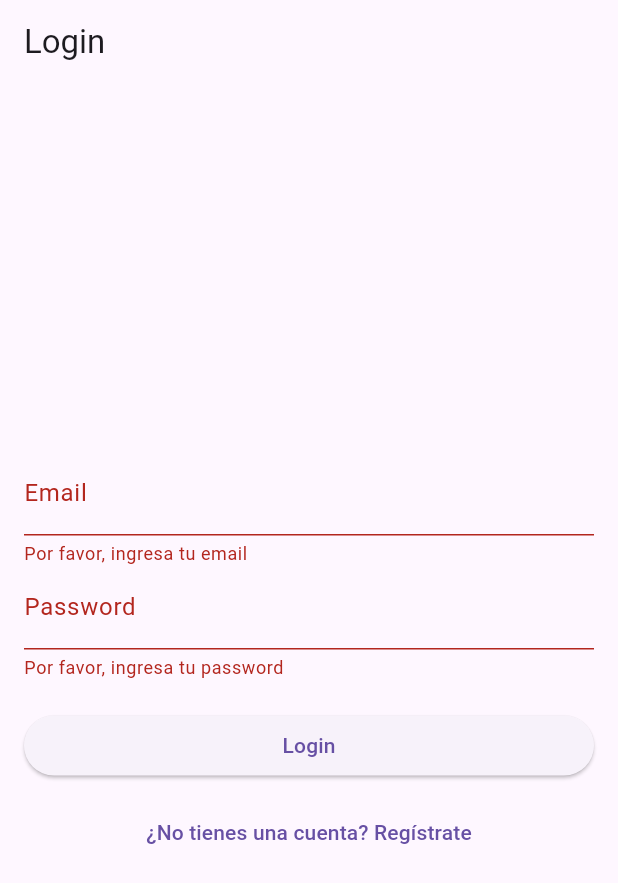
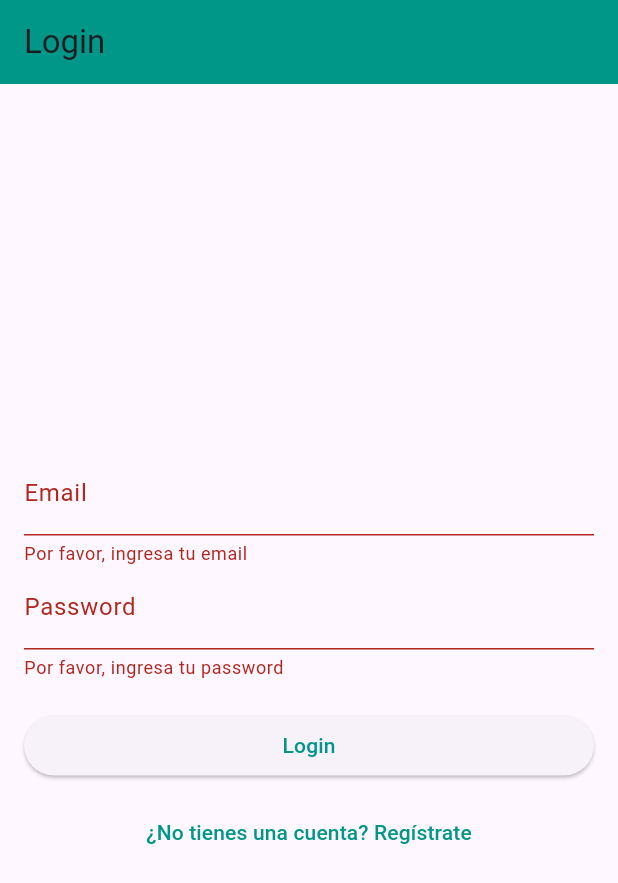
Before and after one commit to DavidFlores79/cleancode_app, a Flutter app: the screen it shows after launch, after a tap on "Login", on a phone screen of 412 x 824 dp. Shown: the top 883 px of the screen. Run offline on Flutter 3.47's test engine with Material 3 defaults, Android fonts, the light colour scheme and no system bars; our stand-ins replace dartz, dio, flutter_bloc, flutter_colorpicker, flutter_secure_storage, get_it and 2 more; network calls fail.

Commit message:
GetIt en lugar de riverpod

```diff
--- a/lib/app.dart
+++ b/lib/app.dart
@@ -1,9 +1,7 @@
 import 'package:flutter/material.dart';
-import 'package:flutter_bloc/flutter_bloc.dart';
-import 'package:flutter_riverpod/flutter_riverpod.dart';
+import 'package:get_it/get_it.dart';
 import 'package:go_router/go_router.dart';
 import 'package:cleancode_app/core/theme/theme_manager.dart';
-import 'package:cleancode_app/features/auth/presentation/bloc/auth_bloc.dart';
 import 'package:cleancode_app/features/auth/presentation/screens/login_screen.dart';
 import 'package:cleancode_app/features/auth/presentation/screens/register_screen.dart';
 import 'package:cleancode_app/features/home/presentation/screens/home_screen.dart';
@@ -42,15 +40,14 @@ final _router = GoRouter(
 );
 
 
-class MyApp extends ConsumerWidget {
-  const MyApp({super.key});
-
+class MyApp extends StatelessWidget {
+  MyApp({super.key});
+ final themeManager = GetIt.I<ThemeManager>();
   @override
-  Widget build(BuildContext context, WidgetRef ref) {
-    final theme = ref.watch(themeProvider);
+  Widget build(BuildContext context) {
     return MaterialApp.router(
       title: 'My App',
-      theme: theme,
+      theme: themeManager.currentTheme,
       routerConfig: _router,
     );
   }
--- a/lib/core/config/api_config.dart
+++ b/lib/core/config/api_config.dart
@@ -1,5 +1,5 @@
 class ApiConfig {
-  static const String baseUrl = 'https://your-api-url.com/api'; // Reemplaza con la URL de tu API
+  static const String baseUrl = 'https://localhost:3001'; // Reemplaza con la URL de tu API
   static const String loginEndpoint = '/auth/login';
   static const String registerEndpoint = '/auth/register';
   static const String productsEndpoint = '/products';
--- a/lib/core/theme/theme_manager.dart
+++ b/lib/core/theme/theme_manager.dart
@@ -1,31 +1,26 @@
 import 'package:flutter/material.dart';
-import 'package:flutter_riverpod/flutter_riverpod.dart';
 import 'package:cleancode_app/core/theme/app_theme.dart';
 
-class ThemeManager extends StateNotifier<ThemeData>{
-  ThemeManager() : super(AppTheme.lightTheme);
+class ThemeManager{
+  ThemeManager() : _isDarkMode = false, _primaryColor = Colors.blue;
 
-  bool _isDarkMode = false;
-  Color _primaryColor = Colors.blue;
+  bool _isDarkMode;
+  Color _primaryColor;
 
-  bool get isDarkMode => _isDarkMode;
+   bool get isDarkMode => _isDarkMode;
   Color get primaryColor => _primaryColor;
+  ThemeData get currentTheme =>  AppTheme.getTheme(_isDarkMode, _primaryColor);
+
 
   void toggleTheme(){
     _isDarkMode = !_isDarkMode;
-    state = AppTheme.getTheme(_isDarkMode, _primaryColor);
   }
 
   void changeColor(Color color){
     _primaryColor = color;
-    state = AppTheme.getTheme(_isDarkMode, _primaryColor);
   }
-
-  void initTheme(bool isDarkMode, Color color) {
-    _isDarkMode = isDarkMode;
-    _primaryColor = color;
-    state = AppTheme.getTheme(_isDarkMode, _primaryColor);
+    void initTheme(bool isDarkMode, Color color) {
+      _isDarkMode = isDarkMode;
+      _primaryColor = color;
   }
 }
-
-final themeProvider = StateNotifierProvider<ThemeManager, ThemeData>((ref) => ThemeManager());
--- a/lib/main.dart
+++ b/lib/main.dart
@@ -1,6 +1,6 @@
 import 'package:flutter/material.dart';
 import 'package:flutter_bloc/flutter_bloc.dart';
-import 'package:flutter_riverpod/flutter_riverpod.dart';
+import 'package:get_it/get_it.dart';
 import 'package:cleancode_app/core/network/dio_client.dart';
 import 'package:cleancode_app/core/theme/theme_manager.dart';
 import 'package:cleancode_app/features/auth/data/datasources/auth_remote_datasource.dart';
@@ -23,45 +23,82 @@ import 'package:cleancode_app/features/users/presentation/bloc/user_bloc.dart';
 import 'package:shared_preferences/shared_preferences.dart';
 import 'package:flutter_secure_storage/flutter_secure_storage.dart';
 
+final getIt = GetIt.instance;
+
 void main() async {
   WidgetsFlutterBinding.ensureInitialized();
 
+  // Configuración de dependencias con GetIt
   final dioClient = DioClient();
+  getIt.registerSingleton<DioClient>(dioClient);
+
   final authRemoteDataSource = AuthRemoteDataSourceImpl(dioClient: dioClient);
-  final authRepository = AuthRepositoryImpl(remoteDataSource: authRemoteDataSource);
+  getIt.registerSingleton<AuthRemoteDataSource>(authRemoteDataSource);
+
+  final authRepository =
+      AuthRepositoryImpl(remoteDataSource: authRemoteDataSource);
+  getIt.registerSingleton<AuthRepository>(authRepository);
+
   final loginUseCase = LoginUseCase(repository: authRepository);
+  getIt.registerSingleton<LoginUseCase>(loginUseCase);
+
   final registerUseCase = RegisterUseCase(repository: authRepository);
+  getIt.registerSingleton<RegisterUseCase>(registerUseCase);
 
-  final productRemoteDataSource = ProductRemoteDataSourceImpl(dioClient: dioClient);
-  final productRepository = ProductRepositoryImpl(remoteDataSource: productRemoteDataSource);
+  final productRemoteDataSource =
+      ProductRemoteDataSourceImpl(dioClient: dioClient);
+  getIt.registerSingleton<ProductRemoteDataSource>(productRemoteDataSource);
+
+  final productRepository =
+      ProductRepositoryImpl(remoteDataSource: productRemoteDataSource);
+  getIt.registerSingleton<ProductRepository>(productRepository);
+
   final getProductsUseCase = GetProductsUseCase(repository: productRepository);
+  getIt.registerSingleton<GetProductsUseCase>(getProductsUseCase);
 
   final userRemoteDataSource = UserRemoteDataSourceImpl(dioClient: dioClient);
-  final userRepository = UserRepositoryImpl(remoteDataSource: userRemoteDataSource);
+  getIt.registerSingleton<UserRemoteDataSource>(userRemoteDataSource);
+
+  final userRepository =
+      UserRepositoryImpl(remoteDataSource: userRemoteDataSource);
+  getIt.registerSingleton<UserRepository>(userRepository);
+
   final getUsersUseCase = GetUsersUseCase(repository: userRepository);
-
+  getIt.registerSingleton<GetUsersUseCase>(getUsersUseCase);
 
   final prefs = await SharedPreferences.getInstance();
+   getIt.registerSingleton<SharedPreferences>(prefs);
   const storage = FlutterSecureStorage();
+    getIt.registerSingleton<FlutterSecureStorage>(storage);
+
+  final themeManager = ThemeManager();
+   getIt.registerSingleton<ThemeManager>(themeManager);
 
   bool isDarkMode = prefs.getBool('isDarkMode') ?? false;
   String? primaryColorString = prefs.getString('primaryColor');
 
-    Color primaryColor = Colors.blue;
+  Color primaryColor = Colors.teal;
   if (primaryColorString != null) {
     primaryColor = Color(int.parse(primaryColorString));
   }
+
+  themeManager.initTheme(isDarkMode, primaryColor);
+
   runApp(
-    ProviderScope(
-        child: MultiBlocProvider(
+    MultiBlocProvider(
       providers: [
-                BlocProvider(create: (context) => AuthBloc(loginUseCase: loginUseCase, registerUseCase: registerUseCase)),
-                 BlocProvider(create: (context) => ProductBloc(getProductsUseCase: getProductsUseCase)),
-                 BlocProvider(create: (context) => UserBloc(getUsersUseCase: getUsersUseCase)),
+        BlocProvider(
+            create: (context) => AuthBloc(
+                loginUseCase: getIt<LoginUseCase>(),
+                registerUseCase: getIt<RegisterUseCase>())),
+        BlocProvider(
+            create: (context) =>
+                ProductBloc(getProductsUseCase: getIt<GetProductsUseCase>())),
+        BlocProvider(
+            create: (context) =>
+                UserBloc(getUsersUseCase: getIt<GetUsersUseCase>())),
       ],
-             child:  MyApp(),
-           ),
+      child: MyApp(),
     ),
   );
-        ThemeManager().initTheme(isDarkMode, primaryColor);
 }
--- a/pubspec.yaml
+++ b/pubspec.yaml
@@ -14,7 +14,7 @@ dependencies:
   flutter_bloc: ^8.1.3
   dartz: ^0.10.1
   go_router: ^13.0.0
-  flutter_riverpod: ^2.4.1
+  get_it: ^7.6.0
   flutter_colorpicker:
   shared_preferences:
   flutter_secure_storage:
```
Also changed, not shown: pubspec.lock, 1 other file. Lines whose indentation alone changed are shown as unchanged.
